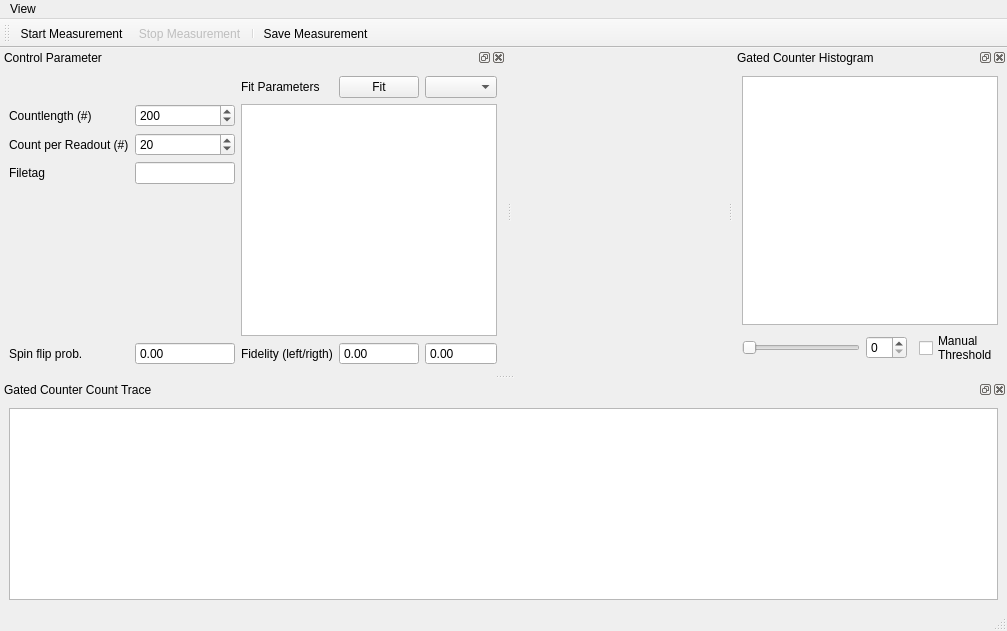
Ulm-IQO/qudi, file gui/gated_counter/ui_gated_counter_gui.ui: the form before one commit.
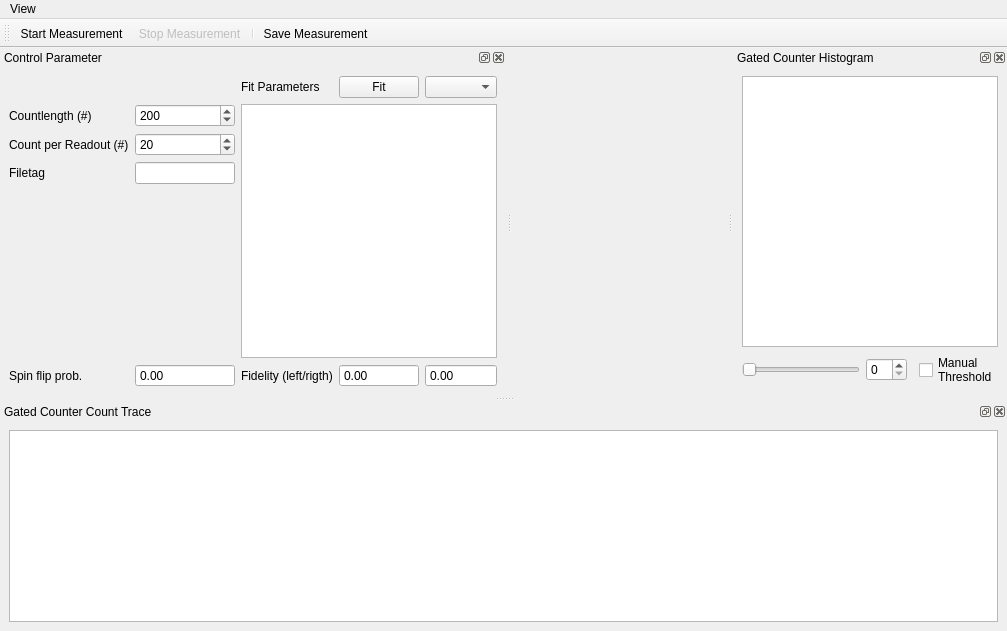
The form after the commit. Icons and pictures are not drawn. Custom widgets are drawn as their Qt base class.

Commit message: removing unnecessary status bars

The edit to the form file:
```diff
--- a/gui/gated_counter/ui_gated_counter_gui.ui
+++ b/gui/gated_counter/ui_gated_counter_gui.ui
@@ -37,7 +37,6 @@
    </widget>
    <addaction name="menuView"/>
   </widget>
-  <widget class="QStatusBar" name="statusbar"/>
   <widget class="QToolBar" name="toolBar">
    <property name="enabled">
     <bool>true</bool>
```
Left out of the diff: 2 changed lines with no effect on the pictures. The commit also changes 14 other files.
